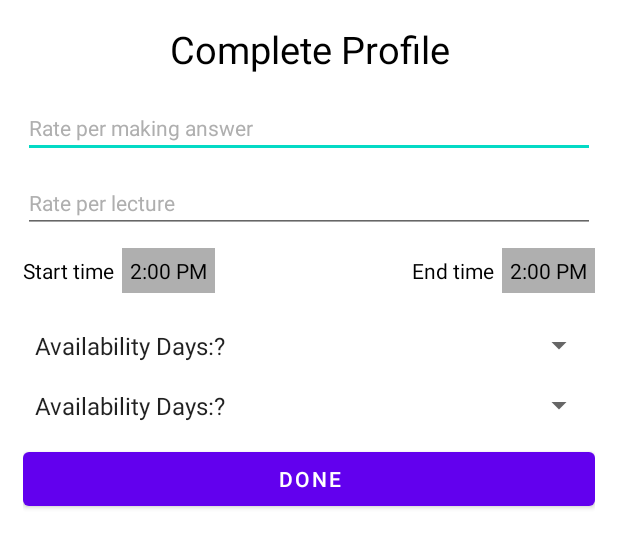
After one commit to hamjabhatti10/nEdge, an Android app: the layout activity_expert_registration.xml on its own in the app's theme, with its tools: preview values and no code run, on a phone screen of 412 x 824 dp. The commit adds this screen. Shown: the top 548 px of the screen. Run offline under Robolectric (Android 15) with nearby library versions, the phone set to English and light mode, and no system bars.

Commit message:
Working on expert registration screen

```diff
--- a/app/build.gradle
+++ b/app/build.gradle
@@ -72,7 +72,7 @@ dependencies {
     androidTestImplementation 'androidx.test.espresso:espresso-core:3.4.0'
 
     //material Support
-    implementation 'com.google.android.material:material:1.6.0-alpha02'
+    implementation 'com.google.android.material:material:1.7.0-alpha01'
     implementation 'androidx.legacy:legacy-support-v4:1.0.0'
 
     //dataStore
--- /dev/null
+++ b/app/src/main/res/layout/activity_expert_registration.xml
@@ -0,0 +1,119 @@
+<?xml version="1.0" encoding="utf-8"?>
+<LinearLayout xmlns:android="http://schemas.android.com/apk/res/android"
+    xmlns:tools="http://schemas.android.com/tools"
+    android:layout_width="match_parent"
+    android:layout_height="match_parent"
+    android:background="@android:color/white"
+    android:orientation="vertical"
+    android:paddingHorizontal="@dimen/_15dp"
+    tools:context=".ui.activities.expertRegistrationActivity.ExpertRegistrationActivity">
+
+    <TextView
+        android:layout_width="match_parent"
+        android:layout_height="wrap_content"
+        android:gravity="center"
+        android:padding="@dimen/_15dp"
+        android:text="@string/complete_profile"
+        android:textColor="@color/color_black"
+        android:textSize="@dimen/_25sp" />
+
+    <EditText
+        android:id="@+id/etRatePerAns"
+        android:layout_width="match_parent"
+        android:layout_height="wrap_content"
+        android:hint="@string/rate_per_making_answer"
+        android:textColor="@color/color_black"
+        android:textColorHint="@color/color_disable_button"
+        android:textSize="@dimen/_14sp" />
+
+    <EditText
+        android:id="@+id/etRatePerLec"
+        android:layout_width="match_parent"
+        android:layout_height="wrap_content"
+        android:layout_marginTop="@dimen/_10dp"
+        android:hint="@string/rate_per_lecture"
+        android:textColor="@color/color_black"
+        android:textColorHint="@color/color_disable_button"
+        android:textSize="@dimen/_14sp" />
+
+    <RelativeLayout
+        android:layout_width="match_parent"
+        android:layout_height="wrap_content"
+        android:layout_marginTop="@dimen/_10dp"
+        android:orientation="horizontal">
+
+        <LinearLayout
+            android:layout_width="wrap_content"
+            android:layout_height="wrap_content"
+            android:orientation="horizontal">
+
+            <TextView
+                android:layout_width="wrap_content"
+                android:layout_height="wrap_content"
+                android:text="@string/start_time"
+                android:textColor="@color/color_black"
+                android:textSize="@dimen/_14sp" />
+
+            <TextView
+                android:id="@+id/textStartTime"
+                android:layout_width="wrap_content"
+                android:layout_height="wrap_content"
+                android:layout_marginStart="@dimen/_5dp"
+                android:layout_marginLeft="@dimen/_5dp"
+                android:background="@color/color_disable_button"
+                android:padding="@dimen/_5dp"
+                android:text="2:00 PM"
+                android:textColor="@color/color_black"
+                android:textSize="@dimen/_14sp" />
+        </LinearLayout>
+
+        <LinearLayout
+            android:layout_width="wrap_content"
+            android:layout_height="wrap_content"
+            android:layout_alignParentEnd="true"
+            android:layout_alignParentRight="true"
+            android:orientation="horizontal">
+
+            <TextView
+                android:layout_width="wrap_content"
+                android:layout_height="wrap_content"
+                android:text="@string/end_time"
+                android:textColor="@color/color_black"
+                android:textSize="@dimen/_14sp" />
+
+            <TextView
+                android:id="@+id/textEndTime"
+                android:layout_width="wrap_content"
+                android:layout_height="wrap_content"
+                android:layout_marginStart="@dimen/_5dp"
+                android:layout_marginLeft="@dimen/_5dp"
+                android:background="@color/color_disable_button"
+                android:padding="@dimen/_5dp"
+                android:text="2:00 PM"
+                android:textColor="@color/color_black"
+                android:textSize="@dimen/_14sp" />
+        </LinearLayout>
+    </RelativeLayout>
+
+    <Spinner
+        android:id="@+id/spinnerSubjects"
+        android:layout_width="match_parent"
+        android:layout_height="@dimen/_30dp"
+        android:layout_marginTop="@dimen/_20dp"
+        android:entries="@array/days" />
+
+    <Spinner
+        android:id="@+id/spinnerDays"
+        android:layout_width="match_parent"
+        android:layout_height="@dimen/_30dp"
+        android:layout_marginTop="@dimen/_10dp"
+        android:entries="@array/days" />
+
+    <Button
+        android:id="@+id/btnDone"
+        android:layout_width="match_parent"
+        android:layout_height="wrap_content"
+        android:layout_marginTop="@dimen/_10dp"
+        android:text="@string/done"
+        android:textColor="@color/color_white" />
+</LinearLayout>
--- a/app/src/main/res/values/strings.xml
+++ b/app/src/main/res/values/strings.xml
@@ -50,4 +50,22 @@
     <string name="camera_permission_msg">Please enable camera permission from Settings.</string>
     <string name="gallery_permission_msg">Please enable gallery permission from Settings.</string>
     <string name="permission_denied">Permission Denied</string>
+    <string name="complete_profile">Complete Profile</string>
+    <string name="rate_per_making_answer">Rate per making answer</string>
+    <string name="rate_per_lecture">Rate per lecture</string>
+    <string name="start_time">Start time</string>
+    <string name="end_time">End time</string>
+    <string name="done">Done</string>
+
+    <array name="days">
+        <item>Availability Days:?</item>
+        <item>Monday</item>
+        <item>Tuesday</item>
+        <item>Wednesday</item>
+        <item>Thursday</item>
+        <item>Friday</item>
+        <item>Saturday</item>
+        <item>Sunday</item>
+
+    </array>
 </resources>
```
Also changed, not shown: app/src/main/AndroidManifest.xml (+9 -5 lines), app/src/main/java/com/app/nEdge/customData/adapter/MyAdapter.java (added, +90 -0 lines), app/src/main/java/com/app/nEdge/models/SubjectSpinnerModel.kt (added, +22 -0 lines), app/src/main/java/com/app/nEdge/ui/activities/expertRegistrationActivity/ExpertRegistrationActivity.kt (added, +92 -0 lines), app/src/main/java/com/app/nEdge/ui/activities/expertRegistrationActivity/ExpertRegistrationActivityViewModel.kt (added, +7 -0 lines), app/src/main/res/layout/spinner_layout.xml (added, +19 -0 lines).
